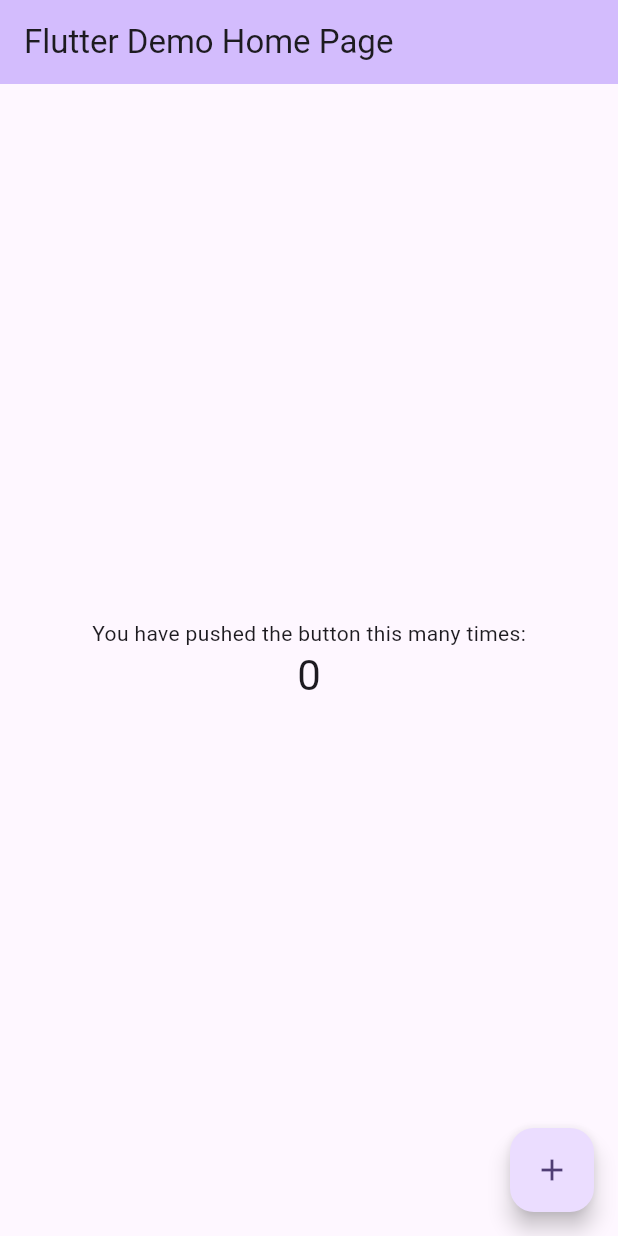
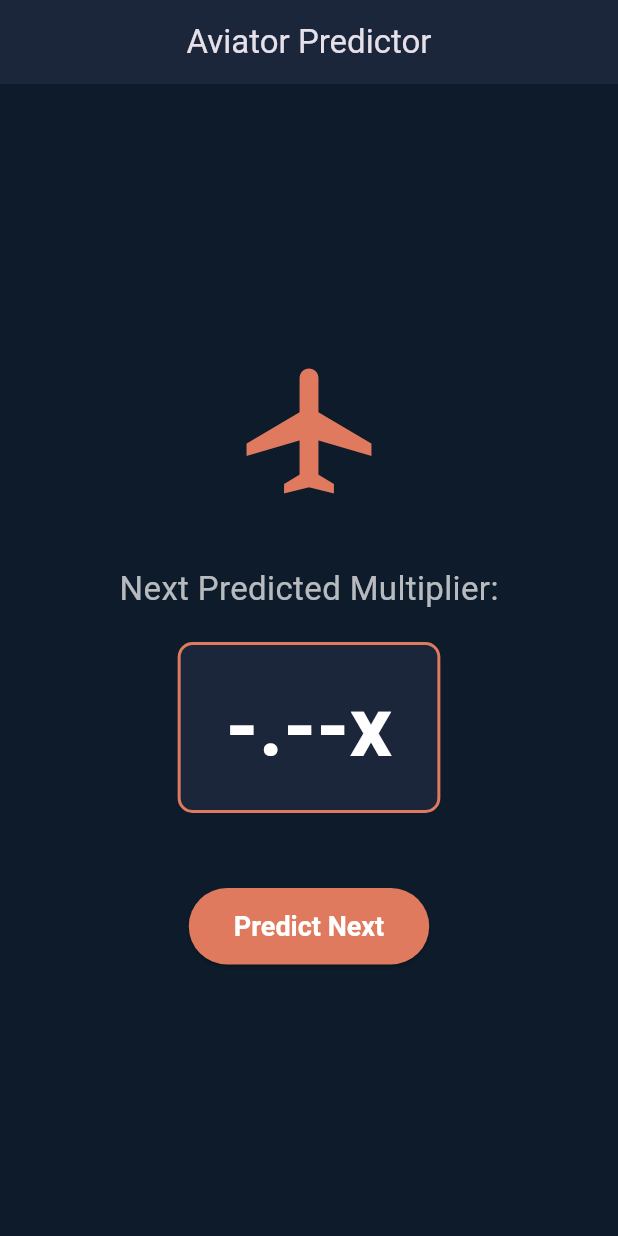
Before and after one commit to could-ai/019a508d-3dc3-7da1-97dc-f593cac6bb5a, a Flutter app: the screen it shows after launch, on a phone screen of 412 x 824 dp. Run offline on Flutter 3.47's test engine with Material 3 defaults, Android fonts, the phone set to English and light mode, and no system bars.

Commit message:
I have created a new Aviator prediction screen, replacing the default Flutter template. This screen features a dark, aviation-themed design with a central button to generate the next predicted multiplier. The prediction logic uses a random number generator to simulate a game outcome, and a loading indicator provides user feedback during the simulated calculation. The entire default counter application logic has been removed and replaced with this new, focused functionality.; I have updated the project's description in the `pubspec.yaml` file to accurately reflect the new purpose of the application, which is to predict outcomes for the Aviator game. This change ensures the project metadata is aligned with its functionality.

```diff
--- a/usr/lib/main.dart
+++ b/usr/lib/main.dart
@@ -1,4 +1,5 @@
 import 'package:flutter/material.dart';
+import 'dart:math';
 
 void main() {
   runApp(const MyApp());
@@ -7,114 +8,118 @@ void main() {
 class MyApp extends StatelessWidget {
   const MyApp({super.key});
 
-  // This widget is the root of your application.
   @override
   Widget build(BuildContext context) {
     return MaterialApp(
-      title: 'Flutter Demo',
+      title: 'Aviator Predictor',
       debugShowCheckedModeBanner: false,
-      theme: ThemeData(
-        // This is the theme of your application.
-        //
-        // TRY THIS: Try running your application with "flutter run". You'll see
-        // the application has a purple toolbar. Then, without quitting the app,
-        // try changing the seedColor in the colorScheme below to Colors.green
-        // and then invoke "hot reload" (save your changes or press the "hot
-        // reload" button in a Flutter-supported IDE, or press "r" if you used
-        // the command line to start the app).
-        //
-        // Notice that the counter didn't reset back to zero; the application
-        // state is not lost during the reload. To reset the state, use hot
-        // restart instead.
-        //
-        // This works for code too, not just values: Most code changes can be
-        // tested with just a hot reload.
-        colorScheme: ColorScheme.fromSeed(seedColor: Colors.deepPurple),
+      theme: ThemeData.dark().copyWith(
+        scaffoldBackgroundColor: const Color(0xFF0D1B2A),
+        appBarTheme: const AppBarTheme(
+          backgroundColor: Color(0xFF1B263B),
+          elevation: 0,
+        ),
+        elevatedButtonTheme: ElevatedButtonThemeData(
+          style: ElevatedButton.styleFrom(
+            backgroundColor: const Color(0xFFE07A5F),
+            foregroundColor: Colors.white,
+            padding: const EdgeInsets.symmetric(horizontal: 30, vertical: 15),
+            textStyle: const TextStyle(fontSize: 18, fontWeight: FontWeight.bold),
+          ),
+        ),
       ),
-      home: const MyHomePage(title: 'Flutter Demo Home Page'),
+      home: const PredictionScreen(),
     );
   }
 }
 
-class MyHomePage extends StatefulWidget {
-  const MyHomePage({super.key, required this.title});
-
-  // This widget is the home page of your application. It is stateful, meaning
-  // that it has a State object (defined below) that contains fields that affect
-  // how it looks.
-
-  // This class is the configuration for the state. It holds the values (in this
-  // case the title) provided by the parent (in this case the App widget) and
-  // used by the build method of the State. Fields in a Widget subclass are
-  // always marked "final".
-
-  final String title;
+class PredictionScreen extends StatefulWidget {
+  const PredictionScreen({super.key});
 
   @override
-  State<MyHomePage> createState() => _MyHomePageState();
+  State<PredictionScreen> createState() => _PredictionScreenState();
 }
 
-class _MyHomePageState extends State<MyHomePage> {
-  int _counter = 0;
+class _PredictionScreenState extends State<PredictionScreen> {
+  String _prediction = "-.--x";
+  bool _isLoading = false;
 
-  void _incrementCounter() {
+  void _generatePrediction() {
+    if (_isLoading) return;
+
     setState(() {
-      // This call to setState tells the Flutter framework that something has
-      // changed in this State, which causes it to rerun the build method below
-      // so that the display can reflect the updated values. If we changed
-      // _counter without calling setState(), then the build method would not be
-      // called again, and so nothing would appear to happen.
-      _counter++;
+      _isLoading = true;
+      _prediction = "...";
+    });
+
+    // Simulate network delay or calculation time
+    Future.delayed(const Duration(seconds: 2), () {
+      final random = Random();
+      // Generate a number between 1.00 and 10.00
+      double multiplier = 1.0 + random.nextDouble() * 9.0;
+
+      // Add a small chance for a higher multiplier
+      if (random.nextInt(10) == 0) { // 10% chance
+          multiplier += 10 + random.nextDouble() * 10;
+      }
+
+      setState(() {
+        _prediction = "${multiplier.toStringAsFixed(2)}x";
+        _isLoading = false;
+      });
     });
   }
 
   @override
   Widget build(BuildContext context) {
-    // This method is rerun every time setState is called, for instance as done
-    // by the _incrementCounter method above.
-    //
-    // The Flutter framework has been optimized to make rerunning build methods
-    // fast, so that you can just rebuild anything that needs updating rather
-    // than having to individually change instances of widgets.
     return Scaffold(
       appBar: AppBar(
-        // TRY THIS: Try changing the color here to a specific color (to
-        // Colors.amber, perhaps?) and trigger a hot reload to see the AppBar
-        // change color while the other colors stay the same.
-        backgroundColor: Theme.of(context).colorScheme.inversePrimary,
-        // Here we take the value from the MyHomePage object that was created by
-        // the App.build method, and use it to set our appbar title.
-        title: Text(widget.title),
+        title: const Text('Aviator Predictor'),
+        centerTitle: true,
       ),
       body: Center(
-        // Center is a layout widget. It takes a single child and positions it
-        // in the middle of the parent.
         child: Column(
-          // Column is also a layout widget. It takes a list of children and
-          // arranges them vertically. By default, it sizes itself to fit its
-          // children horizontally, and tries to be as tall as its parent.
-          //
-          // Column has various properties to control how it sizes itself and
-          // how it positions its children. Here we use mainAxisAlignment to
-          // center the children vertically; the main axis here is the vertical
-          // axis because Columns are vertical (the cross axis would be
-          // horizontal).
-          //
-          // TRY THIS: Invoke "debug painting" (choose the "Toggle Debug Paint"
-          // action in the IDE, or press "p" in the console), to see the
-          // wireframe for each widget.
           mainAxisAlignment: MainAxisAlignment.center,
           children: <Widget>[
-            const Text('You have pushed the button this many times:'),
-            Text('$_counter', style: Theme.of(context).textTheme.headlineMedium),
+            const Icon(
+              Icons.airplanemode_active,
+              size: 100,
+              color: Color(0xFFE07A5F),
+            ),
+            const SizedBox(height: 40),
+            const Text(
+              'Next Predicted Multiplier:',
+              style: TextStyle(fontSize: 22, color: Colors.white70),
+            ),
+            const SizedBox(height: 20),
+            Container(
+              padding: const EdgeInsets.symmetric(vertical: 15, horizontal: 30),
+              decoration: BoxDecoration(
+                color: const Color(0xFF1B263B),
+                borderRadius: BorderRadius.circular(10),
+                border: Border.all(color: const Color(0xFFE07A5F), width: 2),
+              ),
+              child: Text(
+                _prediction,
+                style: const TextStyle(
+                  fontSize: 56,
+                  fontWeight: FontWeight.bold,
+                  color: Colors.white,
+                ),
+              ),
+            ),
+            const SizedBox(height: 50),
+            _isLoading
+                ? const CircularProgressIndicator(
+                    valueColor: AlwaysStoppedAnimation<Color>(Color(0xFFE07A5F)),
+                  )
+                : ElevatedButton(
+                    onPressed: _generatePrediction,
+                    child: const Text('Predict Next'),
+                  ),
           ],
         ),
       ),
-      floatingActionButton: FloatingActionButton(
-        onPressed: _incrementCounter,
-        tooltip: 'Increment',
-        child: const Icon(Icons.add),
-      ), // This trailing comma makes auto-formatting nicer for build methods.
     );
   }
 }
--- a/usr/pubspec.yaml
+++ b/usr/pubspec.yaml
@@ -1,5 +1,5 @@
 name: couldai_user_app
-description: "A new Flutter project."
+description: "An app to predict Aviator game outcomes."
 # The following line prevents the package from being accidentally published to
 # pub.dev using `flutter pub publish`. This is preferred for private packages.
 publish_to: 'none' # Remove this line if you wish to publish to pub.dev
@@ -43,7 +43,7 @@ dev_dependencies:
   # encourage good coding practices. The lint set provided by the package is
   # activated in the `analysis_options.yaml` file located at the root of your
   # package. See that file for information about deactivating specific lint
-  # rules and activating additional ones.
+  - rules and activating additional ones.
   flutter_lints: ^5.0.0
 
 # For information on the generic Dart part of this file, see the
```
